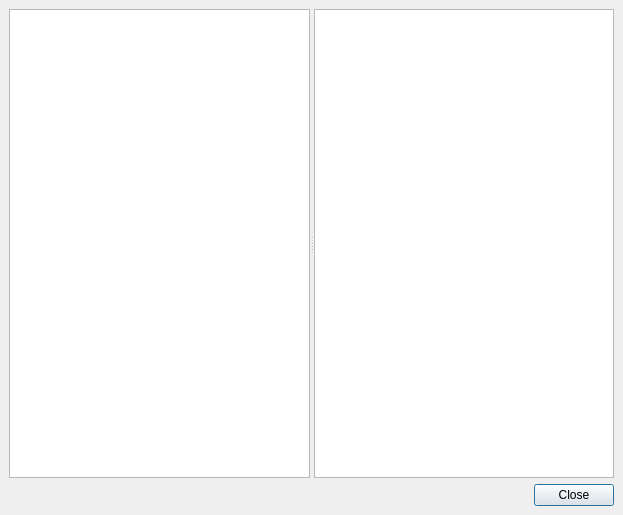
The window that python/plugins/processing/ui/DlgResults.ui (nextgis/nextgisqgis) describes before a commit, drawn with Qt 5.
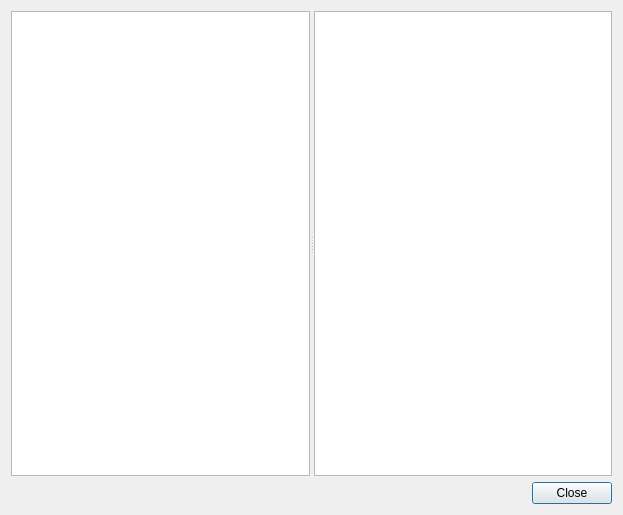
The same window after the commit.

The edit to the form file:
```diff
--- a/python/plugins/processing/ui/DlgResults.ui
+++ b/python/plugins/processing/ui/DlgResults.ui
@@ -14,24 +14,12 @@
    <string>Results</string>
   </property>
   <layout class="QVBoxLayout" name="verticalLayout">
-   <property name="spacing">
-    <number>6</number>
-   </property>
-   <property name="margin">
-    <number>9</number>
-   </property>
    <item>
     <widget class="QSplitter" name="splitter">
      <property name="orientation">
       <enum>Qt::Horizontal</enum>
      </property>
      <widget class="QTreeWidget" name="tree">
-      <property name="minimumSize">
-       <size>
-        <width>0</width>
-        <height>0</height>
-       </size>
-      </property>
       <attribute name="headerVisible">
        <bool>false</bool>
       </attribute>
```
